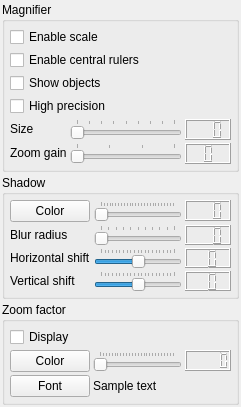
Qt form src/plugins/mapmagnifier/magnifieroptions.ui (xnamed/vacuum-im) before a commit.
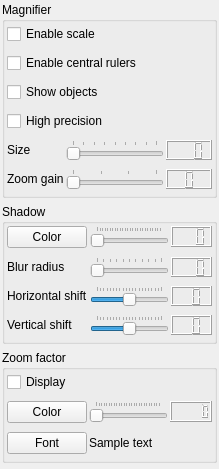
The same form after that commit.

Diff of the .ui file:
```diff
--- a/src/plugins/mapmagnifier/magnifieroptions.ui
+++ b/src/plugins/mapmagnifier/magnifieroptions.ui
@@ -6,8 +6,8 @@
    <rect>
     <x>0</x>
     <y>0</y>
-    <width>241</width>
-    <height>405</height>
+    <width>219</width>
+    <height>469</height>
    </rect>
   </property>
   <property name="sizePolicy">
@@ -19,7 +19,10 @@
   <property name="windowTitle">
    <string/>
   </property>
-  <layout class="QGridLayout" name="gridLayout">
+  <layout class="QVBoxLayout" name="verticalLayout">
+   <property name="spacing">
+    <number>6</number>
+   </property>
    <property name="leftMargin">
     <number>2</number>
    </property>
@@ -30,15 +33,12 @@
     <number>2</number>
    </property>
    <property name="bottomMargin">
-    <number>2</number>
+    <number>6</number>
    </property>
-   <property name="spacing">
-    <number>3</number>
-   </property>
-   <item row="0" column="1">
+   <item>
     <widget class="QGroupBox" name="gpbMagnifier">
      <property name="sizePolicy">
-      <sizepolicy hsizetype="MinimumExpanding" vsizetype="MinimumExpanding">
+      <sizepolicy hsizetype="Expanding" vsizetype="Preferred">
        <horstretch>0</horstretch>
        <verstretch>0</verstretch>
       </sizepolicy>
@@ -48,24 +48,27 @@
      </property>
      <layout class="QGridLayout" name="gridLayout_2">
       <property name="leftMargin">
-       <number>5</number>
+       <number>2</number>
       </property>
       <property name="topMargin">
-       <number>5</number>
+       <number>2</number>
       </property>
       <property name="rightMargin">
-       <number>5</number>
+       <number>2</number>
       </property>
       <property name="bottomMargin">
-       <number>5</number>
+       <number>6</number>
       </property>
-      <property name="spacing">
-       <number>3</number>
+      <property name="horizontalSpacing">
+       <number>2</number>
+      </property>
+      <property name="verticalSpacing">
+       <number>9</number>
       </property>
       <item row="6" column="2">
        <widget class="QSlider" name="hslSize">
         <property name="sizePolicy">
-         <sizepolicy hsizetype="MinimumExpanding" vsizetype="Maximum">
+         <sizepolicy hsizetype="Expanding" vsizetype="Preferred">
           <horstretch>0</horstretch>
           <verstretch>0</verstretch>
          </sizepolicy>
@@ -90,7 +93,7 @@
       <item row="7" column="3">
        <widget class="QLCDNumber" name="lcdZoomFactor">
         <property name="sizePolicy">
-         <sizepolicy hsizetype="MinimumExpanding" vsizetype="Maximum">
+         <sizepolicy hsizetype="Preferred" vsizetype="Preferred">
           <horstretch>0</horstretch>
           <verstretch>0</verstretch>
          </sizepolicy>
@@ -109,7 +112,7 @@
       <item row="7" column="2">
        <widget class="QSlider" name="hslZoomFactor">
         <property name="sizePolicy">
-         <sizepolicy hsizetype="MinimumExpanding" vsizetype="Maximum">
+         <sizepolicy hsizetype="Expanding" vsizetype="Preferred">
           <horstretch>0</horstretch>
           <verstretch>0</verstretch>
          </sizepolicy>
@@ -134,7 +137,7 @@
       <item row="6" column="3">
        <widget class="QLCDNumber" name="lcdSize">
         <property name="sizePolicy">
-         <sizepolicy hsizetype="MinimumExpanding" vsizetype="Maximum">
+         <sizepolicy hsizetype="Preferred" vsizetype="Preferred">
           <horstretch>0</horstretch>
           <verstretch>0</verstretch>
          </sizepolicy>
@@ -156,7 +159,7 @@
       <item row="6" column="0" colspan="2">
        <widget class="QLabel" name="lblSize">
         <property name="sizePolicy">
-         <sizepolicy hsizetype="MinimumExpanding" vsizetype="Maximum">
+         <sizepolicy hsizetype="Preferred" vsizetype="Preferred">
           <horstretch>0</horstretch>
           <verstretch>0</verstretch>
          </sizepolicy>
@@ -169,7 +172,7 @@
       <item row="7" column="0" colspan="2">
        <widget class="QLabel" name="lblZoomFactor">
         <property name="sizePolicy">
-         <sizepolicy hsizetype="MinimumExpanding" vsizetype="Maximum">
+         <sizepolicy hsizetype="Preferred" vsizetype="Preferred">
           <horstretch>0</horstretch>
           <verstretch>0</verstretch>
          </sizepolicy>
@@ -182,7 +185,7 @@
       <item row="5" column="0" colspan="4">
        <widget class="QCheckBox" name="chkHighPrecision">
         <property name="sizePolicy">
-         <sizepolicy hsizetype="MinimumExpanding" vsizetype="Maximum">
+         <sizepolicy hsizetype="Expanding" vsizetype="Preferred">
           <horstretch>0</horstretch>
           <verstretch>0</verstretch>
          </sizepolicy>
@@ -195,7 +198,7 @@
       <item row="3" column="0" colspan="4">
        <widget class="QCheckBox" name="chkShowObjects">
         <property name="sizePolicy">
-         <sizepolicy hsizetype="MinimumExpanding" vsizetype="Maximum">
+         <sizepolicy hsizetype="Expanding" vsizetype="Preferred">
           <horstretch>0</horstretch>
           <verstretch>0</verstretch>
          </sizepolicy>
@@ -208,7 +211,7 @@
       <item row="1" column="0" colspan="4">
        <widget class="QCheckBox" name="chkEnableCentralRulers">
         <property name="sizePolicy">
-         <sizepolicy hsizetype="MinimumExpanding" vsizetype="Maximum">
+         <sizepolicy hsizetype="Expanding" vsizetype="Preferred">
           <horstretch>0</horstretch>
           <verstretch>0</verstretch>
          </sizepolicy>
@@ -221,7 +224,7 @@
       <item row="0" column="0" colspan="4">
        <widget class="QCheckBox" name="chkEnableScale">
         <property name="sizePolicy">
-         <sizepolicy hsizetype="MinimumExpanding" vsizetype="Maximum">
+         <sizepolicy hsizetype="Expanding" vsizetype="Preferred">
           <horstretch>0</horstretch>
           <verstretch>0</verstretch>
          </sizepolicy>
@@ -234,31 +237,40 @@
      </layout>
     </widget>
    </item>
-   <item row="1" column="1">
+   <item>
     <widget class="QGroupBox" name="gpbShadow">
+     <property name="sizePolicy">
+      <sizepolicy hsizetype="Expanding" vsizetype="Preferred">
+       <horstretch>0</horstretch>
+       <verstretch>0</verstretch>
+      </sizepolicy>
+     </property>
      <property name="title">
       <string>Shadow</string>
      </property>
      <layout class="QGridLayout" name="gridLayout_3">
       <property name="leftMargin">
-       <number>5</number>
+       <number>2</number>
       </property>
       <property name="topMargin">
-       <number>5</number>
+       <number>2</number>
       </property>
       <property name="rightMargin">
-       <number>5</number>
+       <number>2</number>
       </property>
       <property name="bottomMargin">
-       <number>5</number>
+       <number>6</number>
       </property>
-      <property name="spacing">
-       <number>3</number>
+      <property name="horizontalSpacing">
+       <number>2</number>
+      </property>
+      <property name="verticalSpacing">
+       <number>9</number>
       </property>
       <item row="0" column="1">
        <widget class="QSlider" name="hslOpacity">
         <property name="sizePolicy">
-         <sizepolicy hsizetype="MinimumExpanding" vsizetype="Maximum">
+         <sizepolicy hsizetype="Expanding" vsizetype="Preferred">
           <horstretch>0</horstretch>
           <verstretch>0</verstretch>
          </sizepolicy>
@@ -277,7 +289,7 @@
       <item row="3" column="1">
        <widget class="QSlider" name="hslVerticalShift">
         <property name="sizePolicy">
-         <sizepolicy hsizetype="MinimumExpanding" vsizetype="Maximum">
+         <sizepolicy hsizetype="Expanding" vsizetype="Preferred">
           <horstretch>0</horstretch>
           <verstretch>0</verstretch>
          </sizepolicy>
@@ -302,7 +314,7 @@
       <item row="1" column="0">
        <widget class="QLabel" name="lblBlurRadius">
         <property name="sizePolicy">
-         <sizepolicy hsizetype="Maximum" vsizetype="Maximum">
+         <sizepolicy hsizetype="Maximum" vsizetype="Preferred">
           <horstretch>0</horstretch>
           <verstretch>0</verstretch>
          </sizepolicy>
@@ -315,7 +327,7 @@
       <item row="2" column="2">
        <widget class="QLCDNumber" name="lcdHorizontalShift">
         <property name="sizePolicy">
-         <sizepolicy hsizetype="MinimumExpanding" vsizetype="Maximum">
+         <sizepolicy hsizetype="Preferred" vsizetype="Preferred">
           <horstretch>0</horstretch>
           <verstretch>0</verstretch>
          </sizepolicy>
@@ -347,7 +359,7 @@
       <item row="0" column="2">
        <widget class="QLCDNumber" name="lcdOpacity">
         <property name="sizePolicy">
-         <sizepolicy hsizetype="MinimumExpanding" vsizetype="Maximum">
+         <sizepolicy hsizetype="Preferred" vsizetype="Preferred">
           <horstretch>0</horstretch>
           <verstretch>0</verstretch>
          </sizepolicy>
@@ -366,7 +378,7 @@
       <item row="1" column="1">
        <widget class="QSlider" name="hslBlurRadius">
         <property name="sizePolicy">
-         <sizepolicy hsizetype="MinimumExpanding" vsizetype="Maximum">
+         <sizepolicy hsizetype="Expanding" vsizetype="Preferred">
           <horstretch>0</horstretch>
           <verstretch>0</verstretch>
          </sizepolicy>
@@ -385,7 +397,7 @@
       <item row="2" column="1">
        <widget class="QSlider" name="hslHorizontalShift">
         <property name="sizePolicy">
-         <sizepolicy hsizetype="MinimumExpanding" vsizetype="Maximum">
+         <sizepolicy hsizetype="Expanding" vsizetype="Preferred">
           <horstretch>0</horstretch>
           <verstretch>0</verstretch>
          </sizepolicy>
@@ -410,7 +422,7 @@
       <item row="1" column="2">
        <widget class="QLCDNumber" name="lcdBlurRadius">
         <property name="sizePolicy">
-         <sizepolicy hsizetype="MinimumExpanding" vsizetype="Maximum">
+         <sizepolicy hsizetype="Preferred" vsizetype="Preferred">
           <horstretch>0</horstretch>
           <verstretch>0</verstretch>
          </sizepolicy>
@@ -429,7 +441,7 @@
       <item row="3" column="2">
        <widget class="QLCDNumber" name="lcdVerticalShift">
         <property name="sizePolicy">
-         <sizepolicy hsizetype="MinimumExpanding" vsizetype="Maximum">
+         <sizepolicy hsizetype="Preferred" vsizetype="Preferred">
           <horstretch>0</horstretch>
           <verstretch>0</verstretch>
          </sizepolicy>
@@ -448,7 +460,7 @@
       <item row="2" column="0">
        <widget class="QLabel" name="lblHorizontalShift">
         <property name="sizePolicy">
-         <sizepolicy hsizetype="Maximum" vsizetype="Maximum">
+         <sizepolicy hsizetype="Maximum" vsizetype="Preferred">
           <horstretch>0</horstretch>
           <verstretch>0</verstretch>
          </sizepolicy>
@@ -461,7 +473,7 @@
       <item row="0" column="0">
        <widget class="QPushButton" name="btnShadowColor">
         <property name="sizePolicy">
-         <sizepolicy hsizetype="Maximum" vsizetype="Maximum">
+         <sizepolicy hsizetype="Maximum" vsizetype="Fixed">
           <horstretch>0</horstretch>
           <verstretch>0</verstretch>
          </sizepolicy>
@@ -474,31 +486,40 @@
      </layout>
     </widget>
    </item>
-   <item row="2" column="1">
+   <item>
     <widget class="QGroupBox" name="gpbZoomFactor">
+     <property name="sizePolicy">
+      <sizepolicy hsizetype="Expanding" vsizetype="Preferred">
+       <horstretch>0</horstretch>
+       <verstretch>0</verstretch>
+      </sizepolicy>
+     </property>
      <property name="title">
       <string>Zoom factor</string>
      </property>
      <layout class="QGridLayout" name="gridLayout_4">
       <property name="leftMargin">
-       <number>5</number>
+       <number>2</number>
       </property>
       <property name="topMargin">
-       <number>5</number>
+       <number>2</number>
       </property>
       <property name="rightMargin">
-       <number>5</number>
+       <number>2</number>
       </property>
       <property name="bottomMargin">
-       <number>5</number>
+       <number>6</number>
       </property>
-      <property name="spacing">
-       <number>3</number>
+      <property name="horizontalSpacing">
+       <number>2</number>
+      </property>
+      <property name="verticalSpacing">
+       <number>9</number>
       </property>
       <item row="1" column="1">
        <widget class="QSlider" name="hslZoomFactorOpacity">
         <property name="sizePolicy">
-         <sizepolicy hsizetype="MinimumExpanding" vsizetype="Maximum">
+         <sizepolicy hsizetype="Expanding" vsizetype="Preferred">
           <horstretch>0</horstretch>
           <verstretch>0</verstretch>
          </sizepolicy>
@@ -517,7 +538,7 @@
       <item row="1" column="2">
        <widget class="QLCDNumber" name="lcdZoomFactorOpacity">
         <property name="sizePolicy">
-         <sizepolicy hsizetype="MinimumExpanding" vsizetype="Maximum">
+         <sizepolicy hsizetype="Preferred" vsizetype="Preferred">
           <horstretch>0</horstretch>
           <verstretch>0</verstretch>
          </sizepolicy>
@@ -533,7 +554,7 @@
       <item row="1" column="0">
        <widget class="QPushButton" name="btnZoomFactorColor">
         <property name="sizePolicy">
-         <sizepolicy hsizetype="Maximum" vsizetype="Maximum">
+         <sizepolicy hsizetype="Maximum" vsizetype="Fixed">
           <horstretch>0</horstretch>
           <verstretch>0</verstretch>
          </sizepolicy>
@@ -546,7 +567,7 @@
       <item row="2" column="0">
        <widget class="QPushButton" name="btnZoomFactorFont">
         <property name="sizePolicy">
-         <sizepolicy hsizetype="Maximum" vsizetype="Maximum">
+         <sizepolicy hsizetype="Maximum" vsizetype="Fixed">
           <horstretch>0</horstretch>
           <verstretch>0</verstretch>
          </sizepolicy>
@@ -559,7 +580,7 @@
       <item row="0" column="0" colspan="3">
        <widget class="QCheckBox" name="chkZoomFactorDisplay">
         <property name="sizePolicy">
-         <sizepolicy hsizetype="MinimumExpanding" vsizetype="Maximum">
+         <sizepolicy hsizetype="Preferred" vsizetype="Preferred">
           <horstretch>0</horstretch>
           <verstretch>0</verstretch>
          </sizepolicy>
@@ -572,7 +593,7 @@
       <item row="2" column="1" colspan="2">
        <widget class="QLabel" name="lblZoomFactorFont">
         <property name="sizePolicy">
-         <sizepolicy hsizetype="MinimumExpanding" vsizetype="MinimumExpanding">
+         <sizepolicy hsizetype="Expanding" vsizetype="Preferred">
           <horstretch>0</horstretch>
           <verstretch>0</verstretch>
          </sizepolicy>
```
